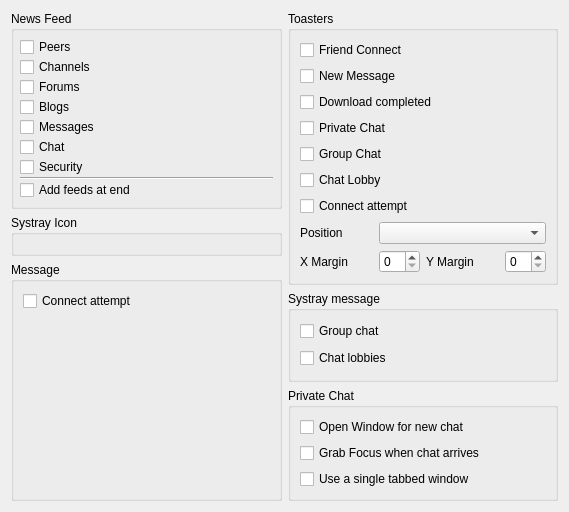
Before: the Qt Designer form retroshare-gui/src/gui/settings/NotifyPage.ui in RetroShare/RetroShare, drawn with Qt 5.
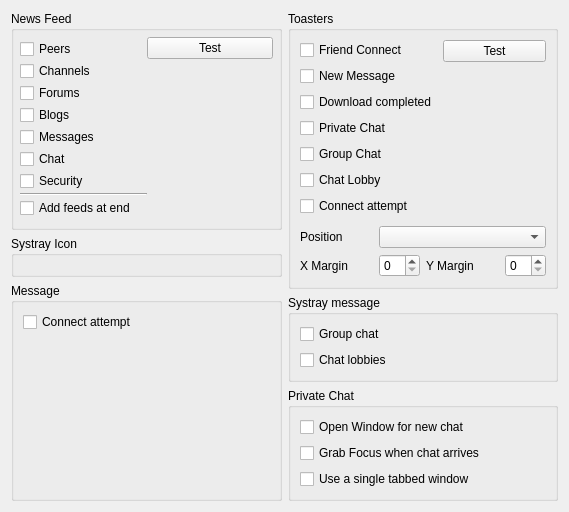
After: the same form once the commit is applied.

Commit message: Added two buttons to the NotifyPage to show examples of the activated news feeds and toasters. Can also be used to test the stylesheets.

Diff of the .ui file:
```diff
--- a/retroshare-gui/src/gui/settings/NotifyPage.ui
+++ b/retroshare-gui/src/gui/settings/NotifyPage.ui
@@ -18,7 +18,7 @@
        <property name="title">
         <string>News Feed</string>
        </property>
-       <layout class="QVBoxLayout">
+       <layout class="QHBoxLayout" name="horizontalLayout_2">
         <property name="spacing">
          <number>0</number>
         </property>
@@ -26,6 +26,8 @@
          <number>6</number>
         </property>
         <item>
+         <layout class="QVBoxLayout" name="verticalLayout_3">
+          <item>
          <widget class="QCheckBox" name="notify_Peers">
           <property name="text">
            <string>Peers</string>
@@ -89,6 +91,32 @@
          </widget>
         </item>
        </layout>
+        </item>
+        <item>
+         <layout class="QVBoxLayout" name="verticalLayout_7">
+          <item>
+           <widget class="QPushButton" name="notifyButton">
+            <property name="text">
+             <string>Test</string>
+            </property>
+           </widget>
+          </item>
+          <item>
+           <spacer name="verticalSpacer_2">
+            <property name="orientation">
+             <enum>Qt::Vertical</enum>
+            </property>
+            <property name="sizeHint" stdset="0">
+             <size>
+              <width>20</width>
+              <height>40</height>
+             </size>
+            </property>
+           </spacer>
+          </item>
+         </layout>
+        </item>
+       </layout>
       </widget>
      </item>
      <item>
@@ -149,6 +177,10 @@
          <number>9</number>
         </property>
         <item>
+         <layout class="QHBoxLayout" name="horizontalLayout_3">
+          <item>
+           <layout class="QVBoxLayout" name="verticalLayout_8">
+            <item>
          <widget class="QCheckBox" name="popup_Connect">
           <property name="text">
            <string>Friend Connect</string>
@@ -196,6 +228,34 @@
            <string>Connect attempt</string>
           </property>
          </widget>
+            </item>
+           </layout>
+          </item>
+          <item>
+           <layout class="QVBoxLayout" name="verticalLayout_9">
+            <item>
+             <widget class="QPushButton" name="toasterButton">
+              <property name="text">
+               <string>Test</string>
+              </property>
+             </widget>
+            </item>
+            <item>
+             <spacer name="verticalSpacer_3">
+              <property name="orientation">
+               <enum>Qt::Vertical</enum>
+              </property>
+              <property name="sizeHint" stdset="0">
+               <size>
+                <width>20</width>
+                <height>40</height>
+               </size>
+              </property>
+             </spacer>
+            </item>
+           </layout>
+          </item>
+         </layout>
         </item>
         <item>
          <layout class="QGridLayout" name="gridLayout">
```
Lines whose indentation alone changed are shown as unchanged. The commit also changes 6 other files.
